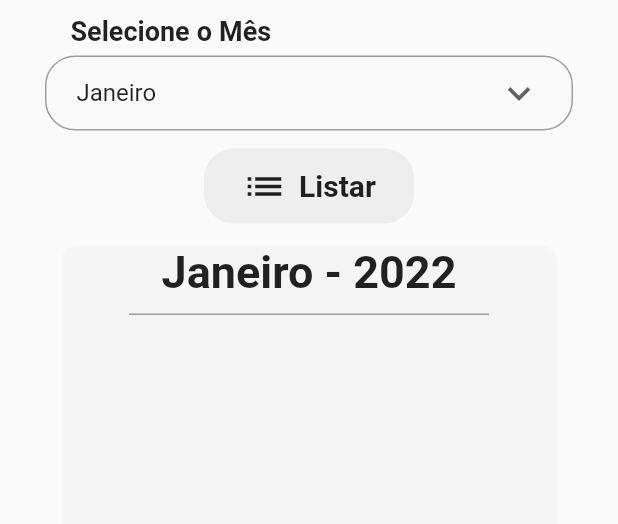
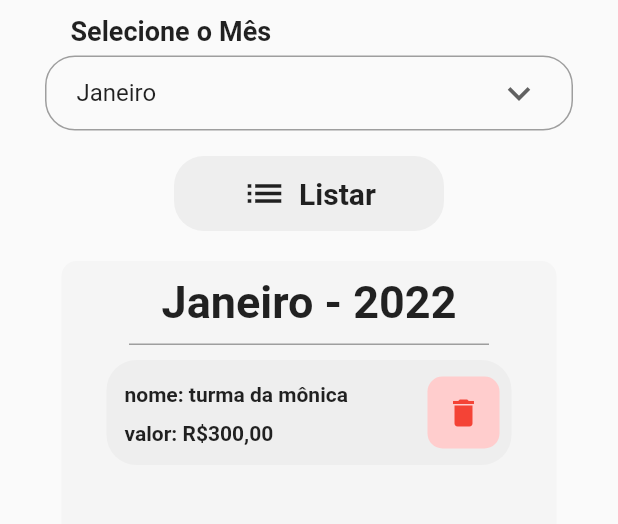
Before and after one commit to andrepixel/money_project, a Flutter app: the InsertPage screen opened by its route, after a tap on "Listar", on a phone screen of 412 x 824 dp, the part 195-719 px from its top. Run offline on Flutter 3.47's test engine with Material 2 defaults, Android fonts, the phone set to English and light mode, and no system bars; our stand-ins replace dio, fl_chart, flutter_modular, shared_preferences, url_launcher_web; missing offline and left inert: shared_preferences_web; accounts and stored records are empty.

Commit message:
update list page

```diff
--- a/lib/app/home/home_page.dart
+++ b/lib/app/home/home_page.dart
@@ -73,7 +73,7 @@ class _HomePageState extends ModularState<HomePage, HomeController> {
                             mainAxisAlignment: MainAxisAlignment.center,
                             children: [
                               Text(
-                                "R\$ ${controller.returnValueFormated()}",
+                                "R\$ ${controller.returnValueFormated() == ",00" ? "0,00" : controller.returnValueFormated()}",
                                 style: TextStyle(
                                   fontWeight: FontWeight.bold,
                                   fontSize: 20,
--- a/lib/app/inserts/insert_controller.dart
+++ b/lib/app/inserts/insert_controller.dart
@@ -44,6 +44,17 @@ class InsertController {
     }
   }
 
+  // Future<Map<String, dynamic>> listInserts({
+  //   required ValueNotifier<String> year,
+  //   required ValueNotifier<String> month,
+  // }) async {
+
+  // }
+
+  String list(String a) {
+    return "turma da mônica";
+  }
+
   Future<List> listInserts({
     required ValueNotifier<String> year,
     required ValueNotifier<String> month,
--- a/lib/app/inserts/pages/insert_page.dart
+++ b/lib/app/inserts/pages/insert_page.dart
@@ -119,15 +119,15 @@ class _InsertPageState extends ModularState<InsertPage, InsertController> {
                             myFunction: () =>
                                 Modular.to.pushNamed("listInserts"),
                           ),
-                          ButtonWithIconWidget(
-                            icon: Icons.remove_circle,
-                            label: "Remover",
-                            colorButton: Colors.grey.shade200,
-                            colorIcon: Colors.red.shade500,
-                            colorLabel: Colors.red.shade500,
-                            myFunction: () =>
-                                Modular.to.pushNamed("listRemoveInserts"),
-                          ),
+                          // ButtonWithIconWidget(
+                          //   icon: Icons.remove_circle,
+                          //   label: "Remover",
+                          //   colorButton: Colors.grey.shade200,
+                          //   colorIcon: Colors.red.shade500,
+                          //   colorLabel: Colors.red.shade500,
+                          //   myFunction: () =>
+                          //       Modular.to.pushNamed("listRemoveInserts"),
+                          // ),
                         ],
                       )
                     ],
--- a/lib/app/inserts/pages/list_inserts_page.dart
+++ b/lib/app/inserts/pages/list_inserts_page.dart
@@ -37,7 +37,7 @@ class _ListInsertsPageState
               height: 7,
             ),
             FieldMultipleChoicesWidget(
-              initialValue:  controller.initialValueButtonMenu2,
+              initialValue: controller.initialValueButtonMenu2,
               listObjects: months,
               nameField: "Selecione o Mês",
               variableController: controller.month,
@@ -80,11 +80,12 @@ class _ListInsertsPageState
                                 month: controller.month,
                               )
                               .then((value) => value[index]),
-                          builder: (context, snapshot) =>
-                              snapshot.hasData == true
+                          builder: (context, snapshot) => snapshot.hasData ==
+                                  true
                               ? Container(
                                   padding: const EdgeInsets.symmetric(
                                     horizontal: 25,
+                                    vertical: 10,
                                   ),
                                   child: Column(
                                     children: [
@@ -109,13 +110,92 @@ class _ListInsertsPageState
                                           padding: const EdgeInsets.only(
                                             bottom: 10,
                                           ),
-                                            child: Text(
-                                              "${snapshot.data.toString()}\n",
-                                              style: TextStyle(
-                                                fontSize: 20,
-                                                fontWeight: FontWeight.bold,
+                                          child: Container(
+                                            width: 270,
+                                            height: 70,
+                                            decoration: BoxDecoration(
+                                              color: Colors.grey.shade200,
+                                              borderRadius: BorderRadius.all(
+                                                Radius.circular(20),
                                               ),
                                             ),
+                                            child: Row(
+                                              mainAxisAlignment:
+                                                  MainAxisAlignment
+                                                      .spaceBetween,
+                                              children: [
+                                                Column(
+                                                  mainAxisAlignment:
+                                                      MainAxisAlignment.start,
+                                                  crossAxisAlignment:
+                                                      CrossAxisAlignment.start,
+                                                  children: [
+                                                    Padding(
+                                                      padding:
+                                                          const EdgeInsets.only(
+                                                        left: 12,
+                                                        top: 15,
+                                                      ),
+                                                      child: Text(
+                                                        "nome: ${controller.list(snapshot.data.toString())}",
+                                                        style: TextStyle(
+                                                          fontSize: 14,
+                                                          fontWeight:
+                                                              FontWeight.bold,
+                                                        ),
+                                                      ),
+                                                    ),
+                                                    Padding(
+                                                      padding:
+                                                          const EdgeInsets.only(
+                                                        left: 12,
+                                                        top: 10,
+                                                        bottom: 10,
+                                                      ),
+                                                      child: Text(
+                                                        // "${snapshot.data.toString()}\n",
+                                                        "valor: R\$300,00",
+                                                        style: TextStyle(
+                                                          fontSize: 14,
+                                                          fontWeight:
+                                                              FontWeight.bold,
+                                                        ),
+                                                      ),
+                                                    ),
+                                                  ],
+                                                ),
+                                                Padding(
+                                                  padding:
+                                                      const EdgeInsets.all(8.0),
+                                                  child: Container(
+                                                    child: IconButton(
+                                                      onPressed: () => null,
+                                                      icon: Icon(
+                                                        Icons.delete,
+                                                        color: Colors.red,
+                                                      ),
+                                                    ),
+                                                    decoration: BoxDecoration(
+                                                      color: Color.fromARGB(
+                                                          255, 255, 205, 205),
+                                                      borderRadius:
+                                                          BorderRadius.all(
+                                                        Radius.circular(10),
+                                                      ),
+                                                    ),
+                                                  ),
+                                                ),
+                                              ],
+                                            ),
+                                          )
+
+                                          // Text(
+                                          //   "${snapshot.data.toString()}\n",
+                                          //   style: TextStyle(
+                                          //     fontSize: 20,
+                                          //     fontWeight: FontWeight.bold,
+                                          //   ),
+                                          // ),
                                           ),
                                     ],
                                   ),
--- a/lib/app/inserts/widgets/button_with_icon_widget.dart
+++ b/lib/app/inserts/widgets/button_with_icon_widget.dart
@@ -24,11 +24,11 @@ class ButtonWithIconWidget extends StatelessWidget {
   Widget build(BuildContext context) {
     return Padding(
       padding: const EdgeInsets.all(
-        5,
+        10,
       ),
       child: Container(
         height: 50,
-        width: 140,
+        width: 180,
         decoration: BoxDecoration(
           color: colorButton,
           borderRadius: BorderRadius.circular(
```
Also changed, not shown: 2 other files. Lines whose indentation alone changed are shown as unchanged.
